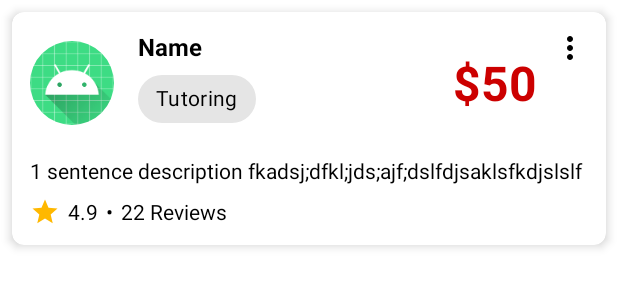
After one commit to yjshin229/CS501ProjectApp, an Android app: the layout services_card.xml on its own in the app's theme, with its tools: preview values and no code run, on a phone screen of 412 x 824 dp. The commit adds this screen. Shown: the top 300 px of the screen. Run offline under Robolectric (Android 15) with nearby library versions, the phone set to English and light mode, and no system bars.

Commit message:
implement services card

```diff
--- /dev/null
+++ b/app/src/main/res/drawable/baseline_star_20.xml
@@ -0,0 +1,5 @@
+<vector android:height="20dp" android:tint="#FFB800"
+    android:viewportHeight="24" android:viewportWidth="24"
+    android:width="20dp" xmlns:android="http://schemas.android.com/apk/res/android">
+    <path android:fillColor="@android:color/white" android:pathData="M12,17.27L18.18,21l-1.64,-7.03L22,9.24l-7.19,-0.61L12,2 9.19,8.63 2,9.24l5.46,4.73L5.82,21z"/>
+</vector>
--- a/app/src/main/res/layout/requests_card.xml
+++ b/app/src/main/res/layout/requests_card.xml
@@ -1,6 +1,7 @@
 <?xml version="1.0" encoding="utf-8"?>
 <androidx.cardview.widget.CardView xmlns:android="http://schemas.android.com/apk/res/android"
     xmlns:app="http://schemas.android.com/apk/res-auto"
+    android:id="@+id/requestsCard"
     android:layout_width="match_parent"
     android:layout_height="wrap_content"
     android:layout_margin="8dp"
@@ -11,7 +12,7 @@
         android:layout_width="match_parent"
         android:layout_height="wrap_content"
         android:orientation="vertical"
-        android:padding="16dp">
+        android:padding="12dp">
 
         <androidx.constraintlayout.widget.ConstraintLayout
             android:layout_width="match_parent"
--- /dev/null
+++ b/app/src/main/res/layout/services_card.xml
@@ -0,0 +1,147 @@
+<?xml version="1.0" encoding="utf-8"?>
+<androidx.cardview.widget.CardView xmlns:android="http://schemas.android.com/apk/res/android"
+    xmlns:app="http://schemas.android.com/apk/res-auto"
+    android:id="@+id/servicesCard"
+    android:layout_width="match_parent"
+    android:layout_height="wrap_content"
+    android:layout_margin="8dp"
+    app:cardElevation="4dp"
+    app:cardCornerRadius="8dp">
+
+    <LinearLayout
+        android:layout_width="match_parent"
+        android:layout_height="wrap_content"
+        android:orientation="vertical"
+        android:padding="12dp">
+
+        <androidx.constraintlayout.widget.ConstraintLayout
+            android:layout_width="match_parent"
+            android:layout_height="wrap_content"
+            android:orientation="horizontal"
+            android:gravity="center_vertical"
+            >
+
+            <com.google.android.material.imageview.ShapeableImageView
+                android:id="@+id/profileImageView"
+                app:layout_constraintLeft_toLeftOf="parent"
+                app:layout_constraintTop_toTopOf="parent"
+                app:layout_constraintBottom_toBottomOf="parent"
+                android:layout_width="56dp"
+                android:layout_height="56dp"
+                android:scaleType="centerCrop"
+                app:shapeAppearanceOverlay="@style/CircularImageView"
+                android:src="@mipmap/ic_launcher_round" />
+
+            <LinearLayout
+                app:layout_constraintLeft_toRightOf="@id/profileImageView"
+                app:layout_constraintTop_toTopOf="parent"
+                app:layout_constraintBottom_toBottomOf="parent"
+                android:layout_width="wrap_content"
+                android:layout_height="wrap_content"
+                android:orientation="vertical"
+                android:layout_marginStart="16dp">
+
+                <TextView
+                    android:id="@+id/nameTextView"
+                    android:layout_width="wrap_content"
+                    android:layout_height="wrap_content"
+                    android:textSize="16sp"
+                    android:textStyle="bold"
+                    android:textColor="@color/neutral_0"
+                    android:text="Name"
+                    android:maxLines="1"
+                    android:ellipsize="end"/>
+
+                <com.google.android.material.chip.Chip xmlns:android="http://schemas.android.com/apk/res/android"
+                    xmlns:app="http://schemas.android.com/apk/res-auto"
+                    android:id="@+id/reusable_chip"
+                    android:layout_width="wrap_content"
+                    android:layout_height="wrap_content"
+                    android:text="Tutoring"
+                    android:contentDescription="Type of Service"
+                    android:textColor="@color/neutral_0"
+                    app:closeIconVisible="false"
+                    app:style="@style/CustomChipStyle" />
+
+            </LinearLayout>
+            <TextView
+                android:id="@+id/servicePrice"
+                app:layout_constraintTop_toTopOf="parent"
+                app:layout_constraintBottom_toBottomOf="parent"
+                app:layout_constraintRight_toLeftOf="@id/buttonKebabMenu"
+                android:layout_width="wrap_content"
+                android:layout_height="wrap_content"
+                android:textSize="32sp"
+                android:textColor="@color/bu_red"
+                android:textStyle="bold"
+                android:text="$50"
+                android:layout_marginRight="10dp"/>
+            <ImageButton
+                android:id="@+id/buttonKebabMenu"
+                app:layout_constraintRight_toRightOf="parent"
+                app:layout_constraintTop_toTopOf="parent"
+                android:layout_width="wrap_content"
+                android:layout_height="wrap_content"
+                android:src="@drawable/baseline_more_vert_24"
+                android:background="?attr/selectableItemBackgroundBorderless"
+                android:clickable="true"
+                android:focusable="true" />
+        </androidx.constraintlayout.widget.ConstraintLayout>
+
+        <TextView
+            android:id="@+id/contentTextView"
+            android:layout_width="match_parent"
+            android:layout_height="wrap_content"
+            android:layout_marginTop="14dp"
+            android:textSize="14sp"
+            android:textColor="@color/neutral_0"
+            android:text="1 sentence description fkadsj;dfkl;jds;ajf;dslfdjsaklsfkdjslslf"
+            android:ellipsize="end"
+            android:maxLines="1"/>
+
+        <LinearLayout
+            android:id="@+id/reviewTextView"
+            android:orientation="horizontal"
+            android:layout_width="wrap_content"
+            android:layout_height="wrap_content"
+            >
+
+            <ImageView
+                android:layout_width="wrap_content"
+                android:layout_height="wrap_content"
+                android:src="@drawable/baseline_star_20"
+                android:layout_marginTop="8dp"
+                android:layout_marginRight="5dp"
+                />
+
+            <TextView
+                android:id="@+id/reviewDecimal"
+                android:layout_width="match_parent"
+                android:layout_height="wrap_content"
+                android:layout_marginTop="8dp"
+                android:textSize="14sp"
+                android:text="4.9"
+                android:textColor="@color/neutral_0"
+                android:layout_marginRight="5dp"/>
+            <TextView
+                android:layout_width="match_parent"
+                android:layout_height="wrap_content"
+                android:layout_marginTop="8dp"
+                android:textSize="14sp"
+                android:text="@string/dot_symbol"
+                android:textColor="@color/neutral_0"
+                android:layout_marginRight="5dp"/>
+            <TextView
+                android:layout_width="match_parent"
+                android:layout_height="wrap_content"
+                android:layout_marginTop="8dp"
+                android:textSize="14sp"
+                android:text="22 Reviews"
+                android:textColor="@color/neutral_0"
+                android:layout_marginRight="5dp"/>
+
+        </LinearLayout>
+
+
+    </LinearLayout>
+</androidx.cardview.widget.CardView>
--- a/app/src/main/res/values/strings.xml
+++ b/app/src/main/res/values/strings.xml
@@ -4,4 +4,5 @@
     <string name="title_services">Services</string>
     <string name="title_messages">Messages</string>
     <string name="title_settings">Settings</string>
+    <string name="dot_symbol">•</string>
 </resources>
--- a/app/src/main/res/values/styles.xml
+++ b/app/src/main/res/values/styles.xml
@@ -4,4 +4,11 @@
         <item name="cornerFamily">rounded</item>
         <item name="cornerSize">50%</item>
     </style>
+
+    <style name="CustomChipStyle" parent="Widget.MaterialComponents.Chip.Entry">
+        <item name="chipBackgroundColor">@color/neutral_80</item>
+        <item name="chipCornerRadius">16dp</item>
+        <!-- Customize other attributes like text appearance, padding, etc. -->
+    </style>
+
 </resources>
```
